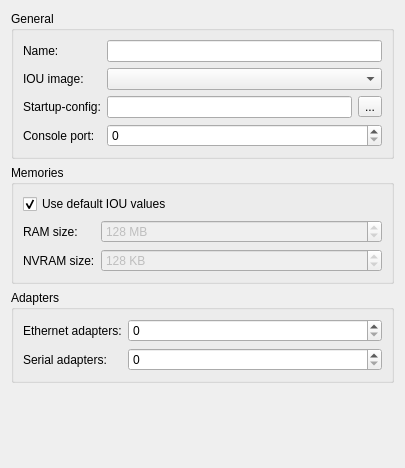
First picture: the form in gns3/modules/iou/ui/iou_device_configuration_page.ui, repository GNS3/gns3-gui, before the edit.
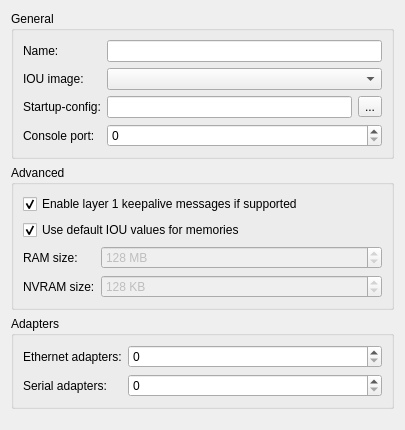
Second picture: the form after the edit.

Commit message: IOU layer 1 keepalive messages support.

```diff
--- a/gns3/modules/iou/ui/iou_device_configuration_page.ui
+++ b/gns3/modules/iou/ui/iou_device_configuration_page.ui
@@ -7,7 +7,7 @@
     <x>0</x>
     <y>0</y>
     <width>405</width>
-    <height>468</height>
+    <height>430</height>
    </rect>
   </property>
   <property name="windowTitle">
@@ -87,27 +87,37 @@
    <item>
     <widget class="QGroupBox" name="uiMemoriesGroupBox">
      <property name="title">
-      <string>Memories</string>
+      <string>Advanced</string>
      </property>
      <layout class="QGridLayout" name="gridLayout_2">
       <item row="0" column="0" colspan="2">
+       <widget class="QCheckBox" name="uiL1KeepalivesCheckBox">
+        <property name="text">
+         <string>Enable layer 1 keepalive messages if supported</string>
+        </property>
+        <property name="checked">
+         <bool>true</bool>
+        </property>
+       </widget>
+      </item>
+      <item row="1" column="0" colspan="2">
        <widget class="QCheckBox" name="uiDefaultValuesCheckBox">
         <property name="text">
-         <string>Use default IOU values</string>
+         <string>Use default IOU values for memories</string>
         </property>
         <property name="checked">
          <bool>true</bool>
         </property>
        </widget>
       </item>
-      <item row="1" column="0">
+      <item row="2" column="0">
        <widget class="QLabel" name="uiRamLabel">
         <property name="text">
          <string>RAM size:</string>
         </property>
        </widget>
       </item>
-      <item row="1" column="1">
+      <item row="2" column="1">
        <widget class="QSpinBox" name="uiRamSpinBox">
         <property name="enabled">
          <bool>false</bool>
@@ -132,14 +142,14 @@
         </property>
        </widget>
       </item>
-      <item row="2" column="0">
+      <item row="3" column="0">
        <widget class="QLabel" name="uiNvramLabel">
         <property name="text">
          <string>NVRAM size:</string>
         </property>
        </widget>
       </item>
-      <item row="2" column="1">
+      <item row="3" column="1">
        <widget class="QSpinBox" name="uiNvramSpinBox">
         <property name="enabled">
          <bool>false</bool>
```
Left out of the diff: 2 changed lines with no effect on the pictures. The commit also changes 7 other files.
